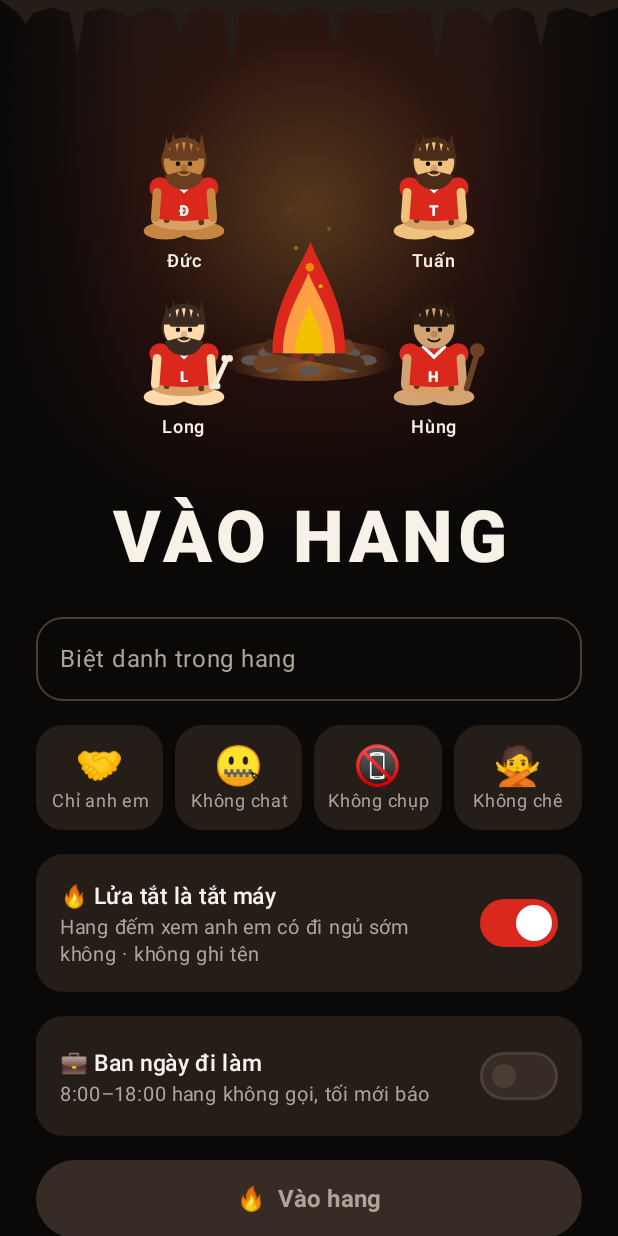
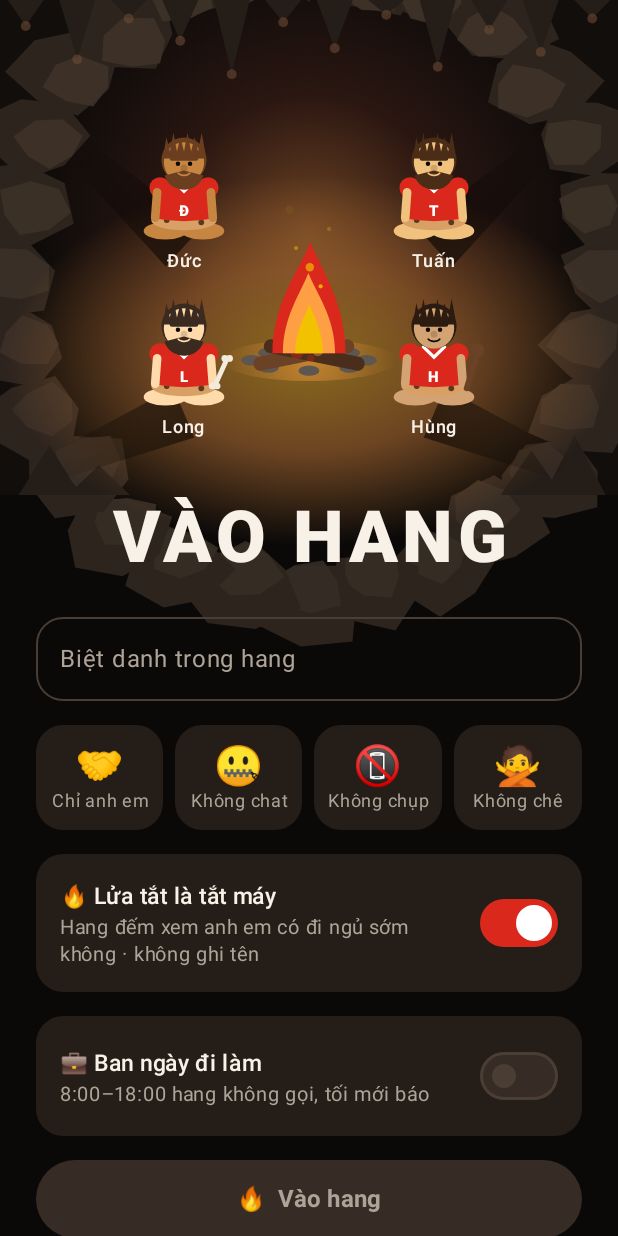
Before and after one commit to hoainam9212/mu-agent, an Android app built with Jetpack Compose: the screen it shows after launch (MainActivity), on a phone screen of 412 x 824 dp. Run offline under Robolectric (Android 15) with nearby library versions, the phone set to English and light mode, and no system bars.

Commit message:
Android: the cave looks like a cave – rock walls, stalactites, lit dirt floor, long shadows
- Backdrop: jagged rock chamber with boulders whose fire-facing side
  glows, stalactites with lit tips, stalagmites on the floor
- Campfire scene: warm dirt floor around the fire and a long shadow
  from each caveman pointing away from it; both fade when the fire dies

Co-Authored-By: Claude Opus 5.5 <noreply@anthropic.com>
Claude-Session: https://claude.ai/code/session_01HxTfy3vRtJqUo9jvVYamZb

```diff
--- a/android/app/src/main/kotlin/vn/vaohang/ui/CaveArt.kt
+++ b/android/app/src/main/kotlin/vn/vaohang/ui/CaveArt.kt
@@ -36,6 +36,8 @@ import androidx.compose.ui.graphics.StrokeCap
 import androidx.compose.ui.graphics.drawscope.DrawScope
 import androidx.compose.ui.graphics.drawscope.Stroke
 import androidx.compose.ui.graphics.drawscope.rotate
+import androidx.compose.ui.graphics.drawscope.scale
+import androidx.compose.ui.graphics.lerp
 import androidx.compose.ui.text.font.FontWeight
 import androidx.compose.ui.text.style.TextOverflow
 import androidx.compose.ui.unit.Dp
@@ -50,28 +52,98 @@ import kotlin.random.Random
 
 // ---- Nền hang ------------------------------------------------------------------------------
 
+private val RockDeep = Color(0xFF120E0B)
+private val RockLit = Color(0xFF6A4A33)
+
 // Độ dài nhũ đá trên trần hang (tỉ lệ theo bề ngang màn hình).
 private val STALACTITES = floatArrayOf(0.07f, 0.16f, 0.05f, 0.11f, 0.20f, 0.06f, 0.13f, 0.04f, 0.18f, 0.08f, 0.14f, 0.05f)
 
-private fun DrawScope.drawCeiling(color: Color) {
-    val n = STALACTITES.size
-    val step = size.width / n
-    val path = Path().apply {
-        moveTo(0f, 0f)
+// Độ lởm chởm của mép vách hang và hình dạng từng tảng đá (bảng số cố định để hình không nhảy).
+private val JAG = floatArrayOf(0.9f, -0.4f, 0.3f, -1f, 0.6f, -0.2f, 1f, -0.7f, 0.1f, -0.5f, 0.8f, -0.9f, 0.4f, -0.1f)
+private val ROCK = floatArrayOf(1f, 0.82f, 0.95f, 0.78f, 1.05f, 0.88f, 0.92f)
+
+private fun rockPath(c: Offset, r: Float, seed: Int) = Path().apply {
+    val n = ROCK.size
     for (i in 0 until n) {
-            val x = i * step
-            lineTo(x + step * 0.35f, step * 0.25f)
-            lineTo(x + step * 0.5f, STALACTITES[i] * size.width * 0.55f)
-            lineTo(x + step * 0.65f, step * 0.25f)
-            lineTo(x + step, step * 0.15f)
+        val t = 2 * PI * i / n + seed * 0.7
+        val k = ROCK[(i + seed) % n] * r
+        val p = Offset(c.x + cos(t).toFloat() * k, c.y + sin(t).toFloat() * k * 0.8f)
+        if (i == 0) moveTo(p.x, p.y) else lineTo(p.x, p.y)
     }
-        lineTo(size.width, 0f)
     close()
 }
-    drawPath(path, color)
+
+private fun DrawScope.drawCave(lit: Float, flicker: Float) {
+    val w = size.width
+    val h = size.height
+    val fire = Offset(w / 2, h * 0.47f)
+    // Lòng hang: hình vòm lởm chởm, ngoài vòm là đá đặc.
+    val cx = w / 2
+    val cy = h * 0.56f
+    val rx = w * 0.47f
+    val ry = h * 0.62f
+    val n = 56
+    fun rim(i: Int, extra: Float = 0f): Offset {
+        val t = 2 * PI * i / n
+        val k = 1f + JAG[i % JAG.size] * 0.05f + extra
+        return Offset(cx + cos(t).toFloat() * rx * k, cy + sin(t).toFloat() * ry * k)
+    }
+    val chamber = Path().apply {
+        for (i in 0..n) rim(i).let { if (i == 0) moveTo(it.x, it.y) else lineTo(it.x, it.y) }
+        close()
+    }
+    drawRect(RockDeep)
+    drawPath(
+        chamber,
+        Brush.radialGradient(listOf(lerp(CaveDeep, Color(0xFF3A2418), lit), CaveDeep, CaveBlack), center = fire, radius = h * 0.6f),
+    )
+    // Ánh lửa hắt lên vách và trần.
+    drawCircle(
+        Brush.radialGradient(
+            listOf(Ember.copy(alpha = 0.32f * lit * flicker), MuRed.copy(alpha = 0.08f * lit), Color.Transparent),
+            center = fire, radius = h * 0.55f,
+        ),
+        radius = h * 0.55f, center = fire,
+    )
+    // Các tảng đá quanh mép vách: mặt quay về đống lửa được hắt sáng.
+    for (i in 0 until n step 2) {
+        val c = rim(i, 0.02f)
+        val r = w * (0.07f + 0.03f * ((JAG[(i * 3) % JAG.size] + 1) / 2))
+        val toFire = Offset(fire.x - c.x, fire.y - c.y)
+        val d = toFire.getDistance().coerceAtLeast(1f)
+        val near = (1f - d / (h * 0.75f)).coerceIn(0f, 1f)
+        drawPath(rockPath(c, r, i), lerp(Rock, RockLight, 0.5f))
+        val litFace = c + toFire * (r * 0.28f / d)
+        drawPath(rockPath(litFace, r * 0.62f, i + 1), lerp(RockLight, RockLit, lit * near * flicker).copy(alpha = 0.9f))
+    }
+    // Nhũ đá trên trần, đầu nhũ ửng lửa.
+    val step = w / STALACTITES.size
+    STALACTITES.forEachIndexed { i, len ->
+        val x = i * step
+        val tip = Offset(x + step * 0.5f, len * w * 0.6f)
+        val drip = Path().apply {
+            moveTo(x + step * 0.15f, 0f)
+            lineTo(tip.x, tip.y)
+            lineTo(x + step * 0.85f, 0f)
+            close()
+        }
+        drawPath(drip, Rock)
+        drawCircle(RockLit.copy(alpha = 0.6f * lit), w * 0.008f, tip)
+    }
+    // Măng đá dưới nền hai bên.
+    for ((fx, hgt) in listOf(0.08f to 0.10f, 0.16f to 0.06f, 0.86f to 0.09f, 0.93f to 0.12f)) {
+        val base = h
+        val spike = Path().apply {
+            moveTo(w * (fx - 0.05f), base)
+            lineTo(w * fx, base - h * hgt)
+            lineTo(w * (fx + 0.05f), base)
+            close()
+        }
+        drawPath(spike, Rock)
+    }
 }
 
-/** Nền hang: trần nhũ đá, vách tối hai bên, hắt ánh lửa khi lửa còn cháy. */
+/** Nền hang: vòm đá lởm chởm, nhũ đá trên trần, măng đá dưới nền; hắt ánh lửa khi lửa còn cháy. */
 @Composable
 fun CaveBackdrop(fireOn: Boolean, modifier: Modifier = Modifier, content: @Composable BoxScope.() -> Unit) {
     val flicker by rememberInfiniteTransition(label = "torch").animateFloat(
@@ -80,25 +152,7 @@ fun CaveBackdrop(fireOn: Boolean, modifier: Modifier = Modifier, content: @Compo
         label = "flicker",
     )
     val lit by animateFloatAsState(if (fireOn) 1f else 0f, tween(2000), label = "lit")
-    Box(
-        modifier.fillMaxSize().drawBehind {
-            drawRect(Brush.verticalGradient(listOf(CaveDeep, CaveBlack)))
-            val center = Offset(size.width / 2, size.height * 0.42f)
-            val r = size.maxDimension * 0.55f
-            drawCircle(
-                Brush.radialGradient(
-                    listOf(Ember.copy(alpha = 0.36f * lit * flicker), MuRed.copy(alpha = 0.10f * lit), Color.Transparent),
-                    center = center, radius = r,
-                ),
-                radius = r, center = center,
-            )
-            val wall = size.width * 0.22f
-            drawRect(Brush.horizontalGradient(listOf(CaveBlack, Color.Transparent), endX = wall))
-            drawRect(Brush.horizontalGradient(listOf(Color.Transparent, CaveBlack), startX = size.width - wall))
-            drawCeiling(Rock)
-        },
-        content = content,
-    )
+    Box(modifier.fillMaxSize().drawBehind { drawCave(lit, flicker) }, content = content)
 }
 
 // ---- Đống lửa ------------------------------------------------------------------------------
@@ -312,10 +366,15 @@ fun Caveman(
     }
 }
 
-/** Cả hội ngồi quanh đống lửa: người phía sau lửa vẽ trước, người phía trước vẽ đè lên. */
+private val Dirt = Color(0xFF2A1C12)
+
+/**
+ * Cả hội ngồi quanh đống lửa trên nền đất hắt sáng; mỗi người đổ bóng dài ra xa lửa.
+ * Người phía sau lửa vẽ trước, người phía trước vẽ đè lên.
+ */
 @Composable
 fun CampScene(people: List<Member>, meId: Long, burning: Boolean, modifier: Modifier = Modifier, height: Dp = 330.dp) {
-    Box(modifier.fillMaxWidth().height(height), contentAlignment = Alignment.Center) {
+    val lit by animateFloatAsState(if (burning) 1f else 0f, tween(2500), label = "ground")
     val n = people.size
     // Số người chẵn thì xoay nửa bước, để không ai ngồi chắn ngay trước đống lửa.
     val start = -PI / 2 + if (n % 2 == 0 && n > 0) PI / n else 0.0
@@ -327,13 +386,53 @@ fun CampScene(people: List<Member>, meId: Long, burning: Boolean, modifier: Modi
     }
     val rx = if (n <= 6) 118.0 else 132.0
     val ry = height.value * (if (n <= 6) 0.27 else 0.31)
-        people.forEachIndexed { i, m ->
+    val seats = people.mapIndexed { i, m ->
         val angle = start + 2 * PI * i / n
-            val x = cos(angle) * rx
-            val y = sin(angle) * ry + 6
+        Triple(m, (cos(angle) * rx).toFloat(), (sin(angle) * ry + 6).toFloat())
+    }
+    Box(modifier.fillMaxWidth().height(height), contentAlignment = Alignment.Center) {
+        Canvas(Modifier.matchParentSize().zIndex(-1000f)) {
+            val fire = center + Offset(0f, height.toPx() * 0.19f)
+            // Nền đất: vùng sáng cam quanh lửa (lửa tắt thì chỉ còn đất tối).
+            val gx = (rx.toFloat() + 85f).dp.toPx()
+            val gy = (ry.toFloat() + 45f).dp.toPx()
+            scale(1f, gy / gx, pivot = fire) {
+                drawCircle(
+                    Brush.radialGradient(
+                        listOf(
+                            lerp(Dirt, Gold, 0.55f * lit).copy(alpha = 0.9f),
+                            lerp(Dirt, Ember, 0.6f * lit).copy(alpha = 0.6f),
+                            Color.Transparent,
+                        ),
+                        center = fire, radius = gx,
+                    ),
+                    radius = gx, center = fire,
+                )
+            }
+            // Bóng đổ dài ra xa đống lửa.
+            if (lit > 0.01f) {
+                seats.forEach { (_, x, y) ->
+                    val feet = center + Offset(x.dp.toPx(), (y + avatar.value * 0.45f).dp.toPx())
+                    val dir = feet - fire
+                    val u = dir / dir.getDistance().coerceAtLeast(1f)
+                    val perp = Offset(-u.y, u.x)
+                    val half = avatar.toPx() * 0.28f
+                    val end = feet + u * (avatar.toPx() * 1.5f)
+                    val shadow = Path().apply {
+                        (feet + perp * half).let { moveTo(it.x, it.y) }
+                        (end + perp * (half * 0.5f)).let { lineTo(it.x, it.y) }
+                        (end - perp * (half * 0.5f)).let { lineTo(it.x, it.y) }
+                        (feet - perp * half).let { lineTo(it.x, it.y) }
+                        close()
+                    }
+                    drawPath(shadow, Brush.linearGradient(listOf(Color.Black.copy(alpha = 0.55f * lit), Color.Transparent), start = feet, end = end))
+                }
+            }
+        }
+        seats.forEach { (m, x, y) ->
             Caveman(
                 m.nickname, m.id, width = avatar, me = m.id == meId, asleep = !burning,
-                modifier = Modifier.offset(x.dp, y.dp).zIndex(y.toFloat()),
+                modifier = Modifier.offset(x.dp, y.dp).zIndex(y),
             )
         }
         Campfire(burning, Modifier.size(height * 0.4f).offset(y = height * 0.07f).zIndex(0f))
```
Lines whose indentation alone changed are shown as unchanged.
